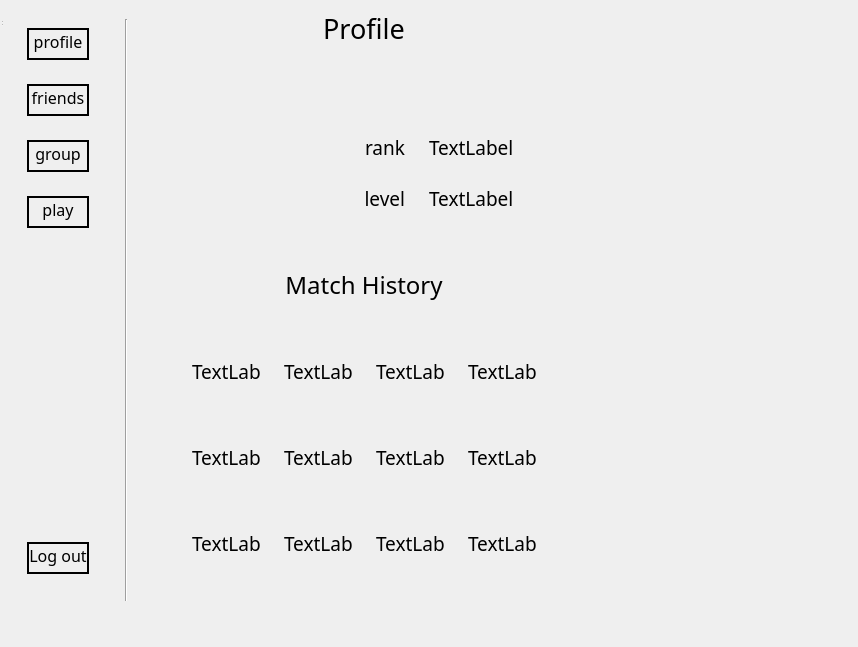
Old version of the form nitin_venv/Chess-master/windows/profile.ui in the repository NetworkProgramming-20212-Group1/ChessMultiplayer.
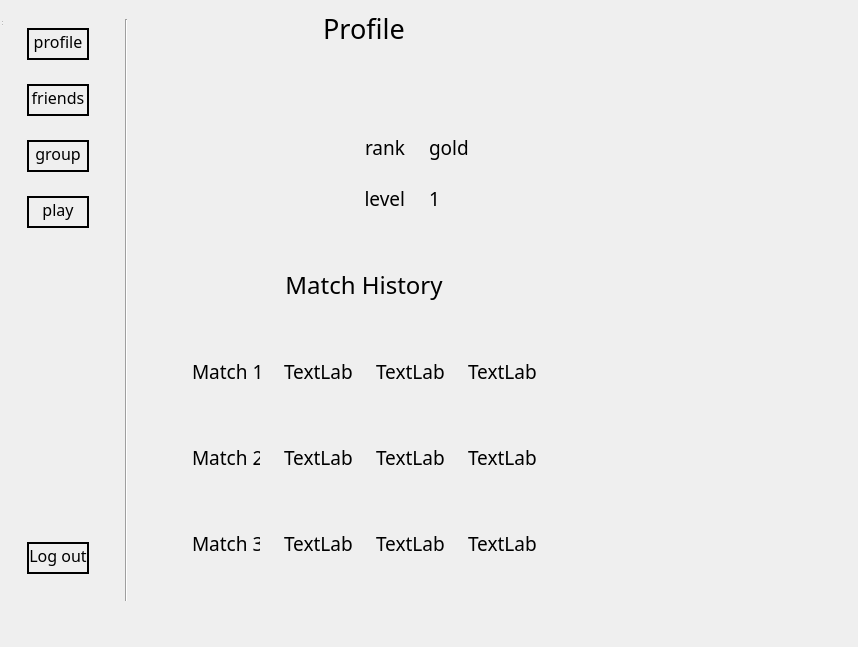
New version of the form.

The edit to the form file:
```diff
--- a/nitin_venv/Chess-master/windows/profile.ui
+++ b/nitin_venv/Chess-master/windows/profile.ui
@@ -304,7 +304,10 @@
                 </font>
                </property>
                <property name="text">
-                <string>TextLabel</string>
+                <string>gold</string>
+               </property>
+               <property name="textFormat">
+                <enum>Qt::AutoText</enum>
                </property>
                <property name="alignment">
                 <set>Qt::AlignLeading|Qt::AlignLeft|Qt::AlignVCenter</set>
@@ -348,7 +351,7 @@
                 </font>
                </property>
                <property name="text">
-                <string>TextLabel</string>
+                <string>1</string>
                </property>
                <property name="alignment">
                 <set>Qt::AlignLeading|Qt::AlignLeft|Qt::AlignVCenter</set>
@@ -401,7 +404,7 @@
                    </font>
                   </property>
                   <property name="text">
-                   <string>TextLabel</string>
+                   <string>Match 1</string>
                   </property>
                  </widget>
                 </item>
@@ -483,7 +486,7 @@
                    </font>
                   </property>
                   <property name="text">
-                   <string>TextLabel</string>
+                   <string>Match 2</string>
                   </property>
                  </widget>
                 </item>
@@ -565,7 +568,7 @@
                    </font>
                   </property>
                   <property name="text">
-                   <string>TextLabel</string>
+                   <string>Match 3</string>
                   </property>
                  </widget>
                 </item>
```
Left out of the diff: 16 changed lines with no effect on the pictures.
